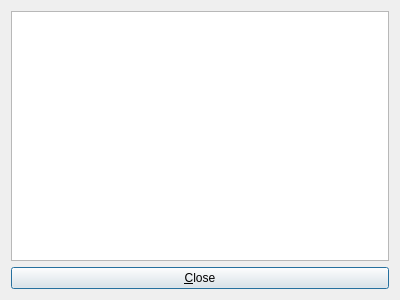
This is src/streamdatadialog.ui in mato7d5/QPDFWalker as Qt 5 draws it before an edit. The edited form follows.
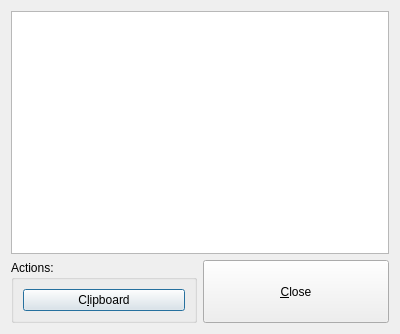
This is the edited form. Icons and pictures are not drawn.

Commit message: copy stream data to clipboard

The edit to the form file:
```diff
--- a/src/streamdatadialog.ui
+++ b/src/streamdatadialog.ui
@@ -10,7 +10,7 @@
     <x>0</x>
     <y>0</y>
     <width>400</width>
-    <height>300</height>
+    <height>334</height>
    </rect>
   </property>
   <property name="windowTitle">
@@ -20,10 +20,10 @@
    <iconset resource="resources.qrc">
     <normaloff>:/icons/app_icon</normaloff>:/icons/app_icon</iconset>
   </property>
+  <layout class="QVBoxLayout" name="verticalLayout_3">
+   <item>
   <layout class="QVBoxLayout" name="verticalLayout_2">
    <item>
-    <layout class="QVBoxLayout" name="verticalLayout">
-     <item>
       <widget class="QPlainTextEdit" name="uiStreamData">
        <property name="readOnly">
         <bool>true</bool>
@@ -31,9 +31,27 @@
       </widget>
      </item>
      <item>
+      <layout class="QHBoxLayout" name="horizontalLayout">
+       <item>
+        <widget class="QGroupBox" name="uiOpsGroup">
+         <property name="title">
+          <string>Actions:</string>
+         </property>
+         <layout class="QVBoxLayout" name="verticalLayout">
+          <item>
+           <widget class="QPushButton" name="uiClipboardBtn">
+            <property name="text">
+             <string>C&amp;lipboard</string>
+            </property>
+           </widget>
+          </item>
+         </layout>
+        </widget>
+       </item>
+       <item>
       <widget class="QPushButton" name="uiCloseBtn">
        <property name="sizePolicy">
-        <sizepolicy hsizetype="Minimum" vsizetype="Preferred">
+          <sizepolicy hsizetype="Minimum" vsizetype="Minimum">
          <horstretch>0</horstretch>
          <verstretch>0</verstretch>
         </sizepolicy>
@@ -42,6 +60,8 @@
         <string>&amp;Close</string>
        </property>
       </widget>
+       </item>
+      </layout>
      </item>
     </layout>
    </item>
```
Lines whose indentation alone changed are shown as unchanged. The commit also changes 2 other files.
